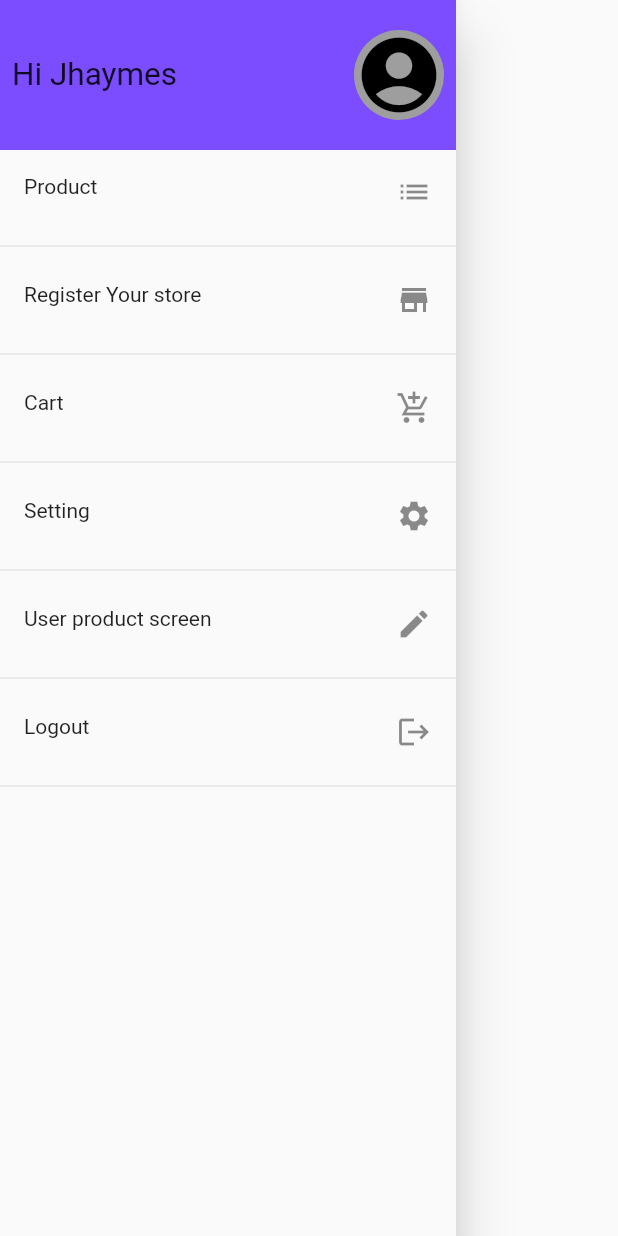
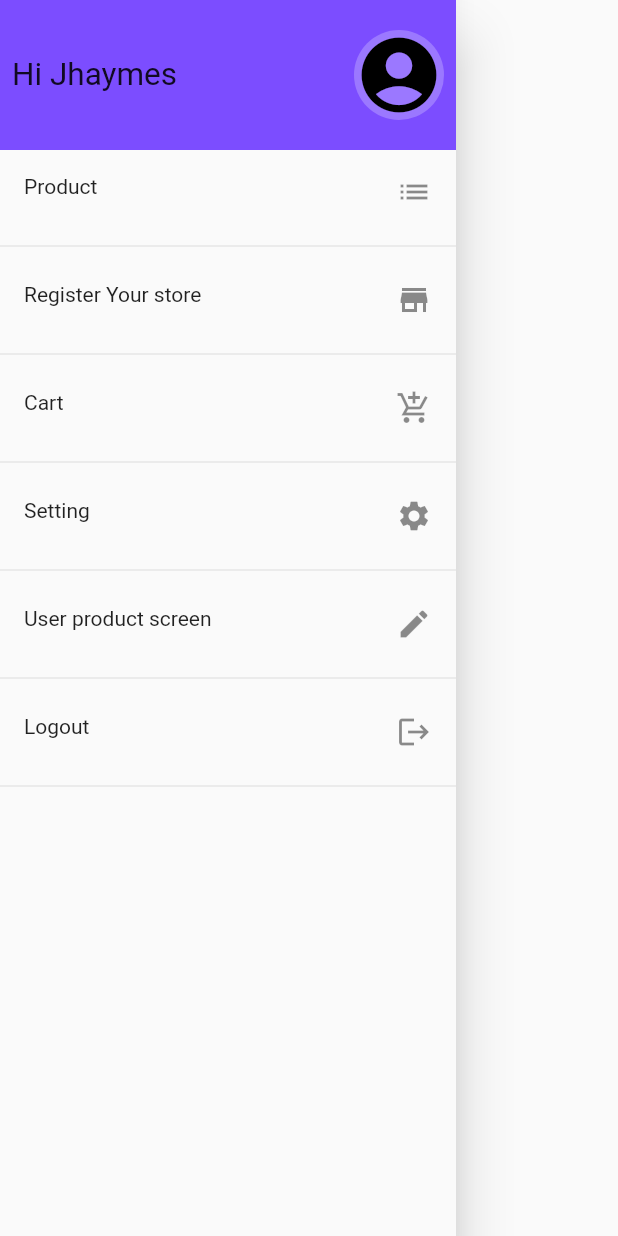
Before and after one commit to jhaym3s/fluterwave_challenge, a Flutter app: the CustomDrawer widget shown alone on an empty page, opened directly, on a phone screen of 412 x 824 dp. Run offline on Flutter 3.47's test engine with Material 2 defaults, Android fonts, the phone set to English and light mode, and no system bars; network calls fail.

```diff
--- a/lib/widgets/custom_drawer.dart
+++ b/lib/widgets/custom_drawer.dart
@@ -43,7 +43,7 @@ class CustomDrawer extends StatelessWidget {
                   Text("Hi Jhaymes",style: TextStyle(fontSize: 21),),
                   CircleAvatar(
                     child: Icon(Icons.account_circle,size: 60,color: Colors.black,),
-                    radius: 30,backgroundColor: Colors.grey,
+                    radius: 30,backgroundColor: Colors.white24,
                   ),
                 ],
               ),
--- a/pubspec.yaml
+++ b/pubspec.yaml
@@ -24,6 +24,7 @@ dependencies:
   flutter:
     sdk: flutter
   provider: ^4.3.2+3
+  http: ^0.12.2
 
 
   # The following adds the Cupertino Icons font to your application.
```
Also changed, not shown: lib/providers/product_provider.dart (+17 -1 lines), pubspec.lock.
